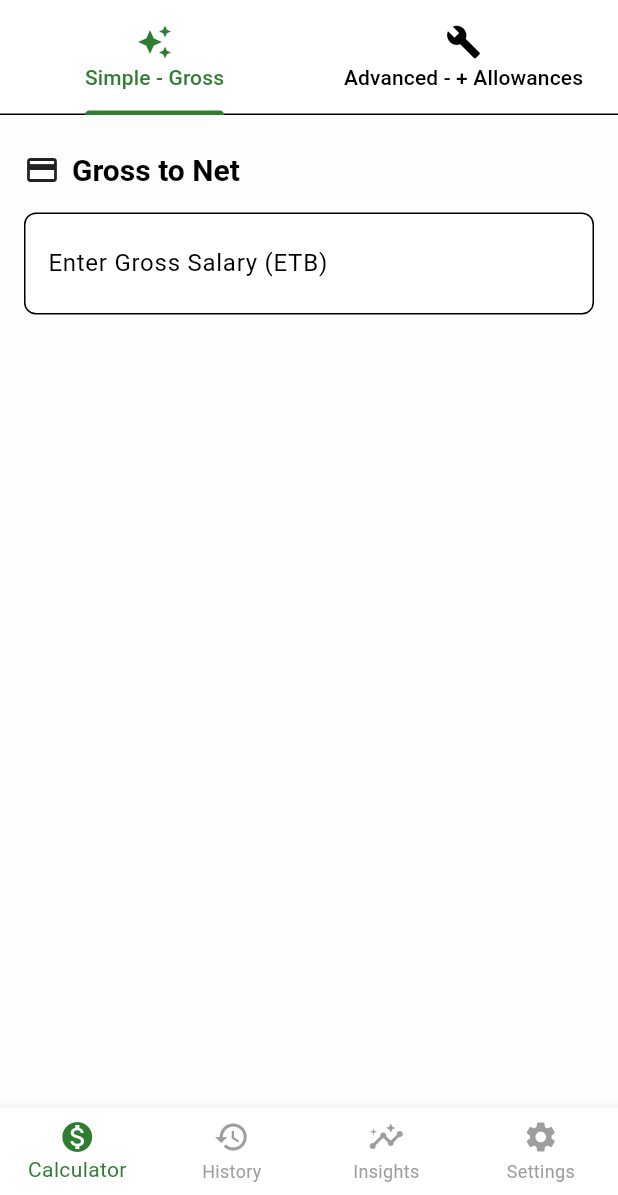
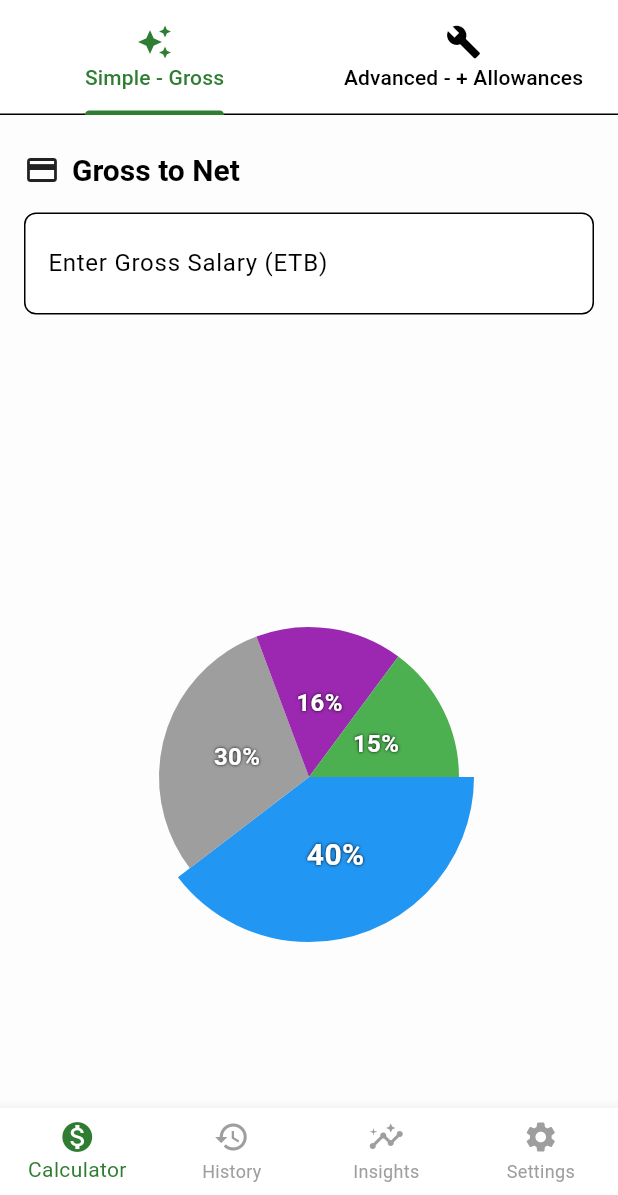
Before and after one commit to dag14/net-earn, a Flutter app: the screen it shows after launch, on a phone screen of 412 x 824 dp, the part 41-1236 px from its top. Run offline on Flutter 3.47's test engine with Material 3 defaults, Android fonts, the phone set to English and light mode, and no system bars; drawn by our look-alikes of fl_chart; our stand-ins replace flutter_riverpod, go_router.

Commit message:
feat: add a dummy pie chart for slary breakdowns

```diff
--- a/lib/features/income_calculator/presentation/screens/calculator_screen.dart
+++ b/lib/features/income_calculator/presentation/screens/calculator_screen.dart
@@ -4,6 +4,7 @@ import 'package:netearn/features/income_calculator/domain/basic_salary_calculato
 import 'package:netearn/features/income_calculator/presentation/widgets/advanced_calculator.dart';
 import 'package:netearn/features/income_calculator/presentation/widgets/calculator_tapbar.dart';
 import 'package:netearn/features/income_calculator/presentation/widgets/simple_calculator.dart';
+import 'package:netearn/features/income_calculator/presentation/widgets/summary_pie.dart';
 import '../../../../core/presentation/widgets/default_appbar.dart';
 
 class CalculatorScreen extends StatefulWidget {
@@ -44,7 +45,12 @@ class _CalculatorScreenState extends State<CalculatorScreen> {
             texts: ['Simple - Gross', 'Advanced - + Allowances'],
           ),
         ),
-        body: TabBarView(
+        body: NestedScrollView(
+          headerSliverBuilder: (context, innerBoxIsScrolled) => [],
+          body: Column(
+            children: [
+              Expanded(
+                child: TabBarView(
                   children: [
                     SimpleCalculator(
                       controller: controller,
@@ -54,6 +60,17 @@ class _CalculatorScreenState extends State<CalculatorScreen> {
                   ],
                 ),
               ),
+              Expanded(
+                flex: 2,
+                child: Padding(
+                  padding: const EdgeInsets.all(8.0),
+                  child: SalarySummary(),
+                ),
+              ),
+            ],
+          ),
+        ),
+      ),
     );
   }
 }
--- /dev/null
+++ b/lib/features/income_calculator/presentation/widgets/summary_pie.dart
@@ -0,0 +1,106 @@
+import 'package:fl_chart/fl_chart.dart';
+import 'package:flutter/material.dart';
+
+class SalarySummary extends StatefulWidget {
+  const SalarySummary({super.key});
+
+  @override
+  State<StatefulWidget> createState() => SalarySummaryState();
+}
+
+class SalarySummaryState extends State<SalarySummary> {
+  int touchedIndex = 0;
+
+  @override
+  Widget build(BuildContext context) {
+    return AspectRatio(
+      aspectRatio: 1.3,
+      child: AspectRatio(
+        aspectRatio: 1,
+        child: PieChart(
+          PieChartData(
+            pieTouchData: PieTouchData(
+              touchCallback: (FlTouchEvent event, pieTouchResponse) {
+                setState(() {
+                  if (!event.isInterestedForInteractions ||
+                      pieTouchResponse == null ||
+                      pieTouchResponse.touchedSection == null) {
+                    touchedIndex = -1;
+                    return;
+                  }
+                  touchedIndex =
+                      pieTouchResponse.touchedSection!.touchedSectionIndex;
+                });
+              },
+            ),
+            borderData: FlBorderData(show: false),
+            sectionsSpace: 0,
+            centerSpaceRadius: 0,
+            sections: showingSections(),
+          ),
+        ),
+      ),
+    );
+  }
+
+  List<PieChartSectionData> showingSections() {
+    return List.generate(4, (i) {
+      final isTouched = i == touchedIndex;
+      final fontSize = isTouched ? 20.0 : 16.0;
+      final radius = isTouched ? 110.0 : 100.0;
+      const shadows = [Shadow(color: Colors.black, blurRadius: 2)];
+
+      return switch (i) {
+        0 => PieChartSectionData(
+          color: Colors.blue,
+          value: 40,
+          title: '40%',
+          radius: radius,
+          titleStyle: TextStyle(
+            fontSize: fontSize,
+            fontWeight: FontWeight.bold,
+            color: const Color(0xffffffff),
+            shadows: shadows,
+          ),
+        ),
+        1 => PieChartSectionData(
+          color: Colors.grey,
+          value: 30,
+          title: '30%',
+          radius: radius,
+          titleStyle: TextStyle(
+            fontSize: fontSize,
+            fontWeight: FontWeight.bold,
+            color: const Color(0xffffffff),
+            shadows: shadows,
+          ),
+        ),
+        2 => PieChartSectionData(
+          color: Colors.purple,
+          value: 16,
+          title: '16%',
+          radius: radius,
+          titleStyle: TextStyle(
+            fontSize: fontSize,
+            fontWeight: FontWeight.bold,
+            color: const Color(0xffffffff),
+            shadows: shadows,
+          ),
+        ),
+        3 => PieChartSectionData(
+          color: Colors.green,
+          value: 15,
+          title: '15%',
+          radius: radius,
+          titleStyle: TextStyle(
+            fontSize: fontSize,
+            fontWeight: FontWeight.bold,
+            color: const Color(0xffffffff),
+            shadows: shadows,
+          ),
+        ),
+        _ => throw StateError('Invalid'),
+      };
+    });
+  }
+}
--- a/pubspec.yaml
+++ b/pubspec.yaml
@@ -36,6 +36,8 @@ dependencies:
   cupertino_icons: ^1.0.8
   flutter_riverpod: ^2.5.1
   go_router: ^16.2.4
+  fl_chart: ^1.1.1
+  flutter_svg: ^2.2.3
 
 dev_dependencies:
   flutter_test:
```
Also changed, not shown: lib/features/income_calculator/presentation/widgets/simple_calculator.dart (+57 -15 lines). Lines whose indentation alone changed are shown as unchanged.
